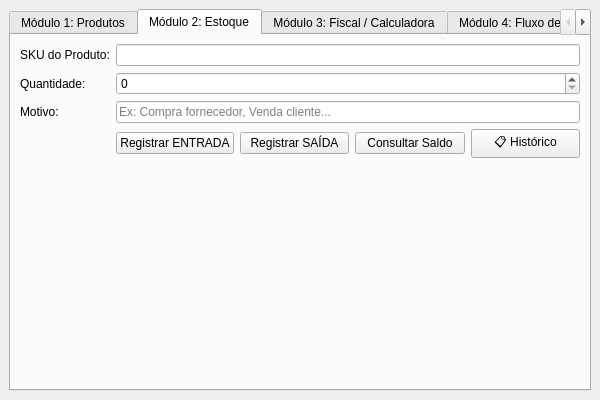
GestaoProjetos2026/Fiscal-Finance, file PROTOTIPO/tela_principal.ui: the form before one commit.
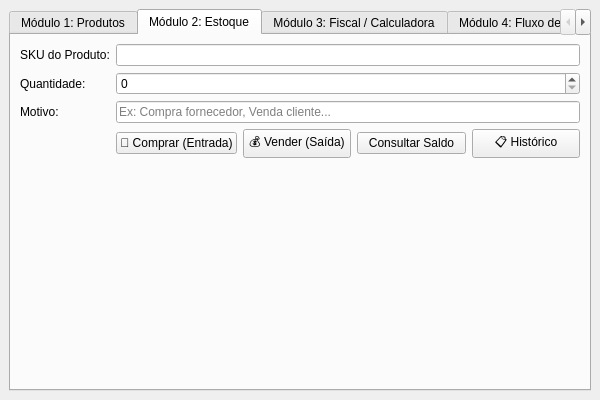
The form after the commit. The open tabs and pages were chosen to show the change.

Commit message: feat(estoque): ajusta logica e botoes para Entrada(Compra) e Saida(Venda) e sincroniza API Flask

Patch:
```diff
--- a/PROTOTIPO/tela_principal.ui
+++ b/PROTOTIPO/tela_principal.ui
@@ -105,12 +105,12 @@
          <layout class="QHBoxLayout">
           <item>
            <widget class="QPushButton" name="btn_est_entrada">
-            <property name="text"><string>Registrar ENTRADA</string></property>
+            <property name="text"><string>🛒 Comprar (Entrada)</string></property>
            </widget>
           </item>
           <item>
            <widget class="QPushButton" name="btn_est_saida">
-            <property name="text"><string>Registrar SAÍDA</string></property>
+            <property name="text"><string>💰 Vender (Saída)</string></property>
            </widget>
           </item>
           <item>
```
The commit also changes 1 other file.
